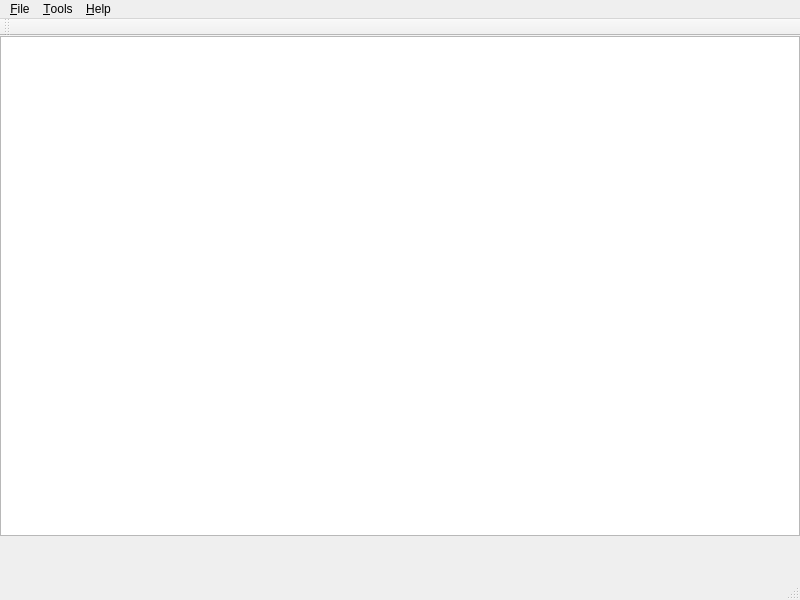
This is mainwindow.ui in gallochri/SCFqt as Qt 5 draws it before an edit. The edited form follows.
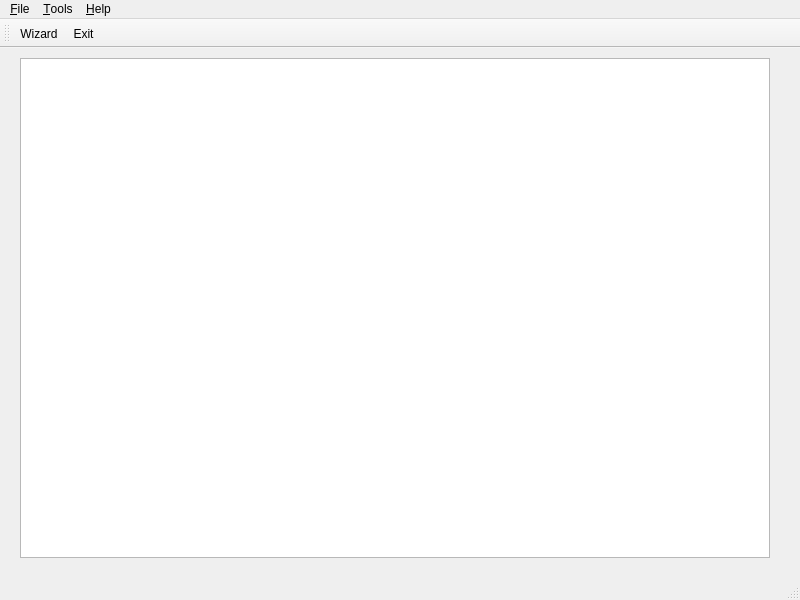
This is the edited form. Icons and pictures are not drawn.

Patch:
```diff
--- a/mainwindow.ui
+++ b/mainwindow.ui
@@ -27,15 +27,15 @@
    <widget class="QTableView" name="tableView">
     <property name="geometry">
      <rect>
-      <x>0</x>
-      <y>0</y>
-      <width>800</width>
+      <x>20</x>
+      <y>10</y>
+      <width>750</width>
       <height>500</height>
      </rect>
     </property>
     <property name="minimumSize">
      <size>
-      <width>800</width>
+      <width>750</width>
       <height>500</height>
      </size>
     </property>
@@ -93,6 +93,8 @@
    <attribute name="toolBarBreak">
     <bool>false</bool>
    </attribute>
+   <addaction name="action_Wizard"/>
+   <addaction name="action_Close"/>
   </widget>
   <action name="action_Close">
    <property name="icon">
```
Left out of the diff: 2 changed lines with no effect on the pictures.
